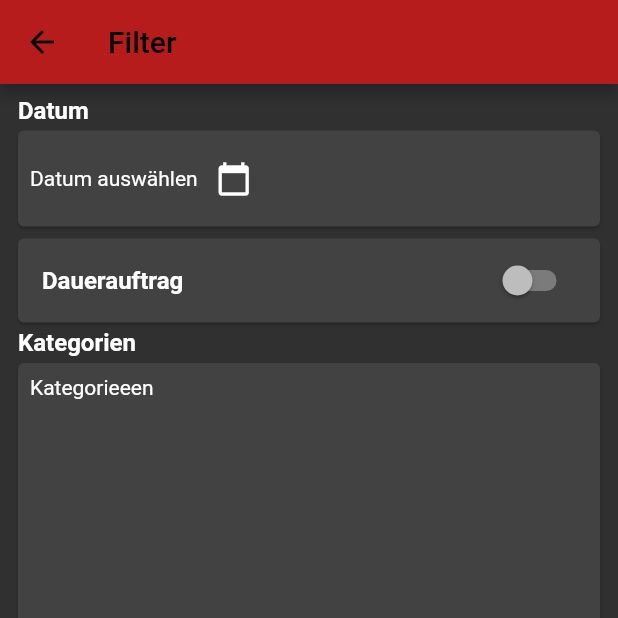
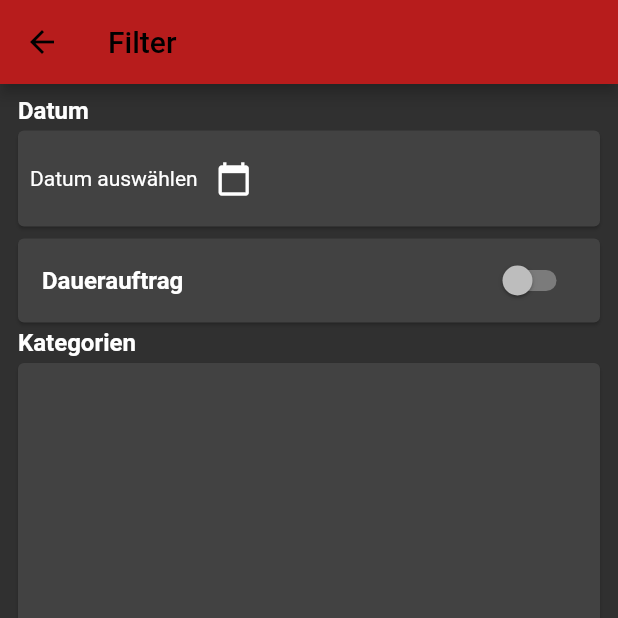
Before and after one commit to jennmei00/Haushaltsbuch, a Flutter app: the FilterManagementScreen screen opened directly, on a phone screen of 412 x 824 dp, the top half of it. Run offline on Flutter 3.47's test engine with Material 2 defaults, Android fonts, the phone set to English and light mode, and no system bars; our stand-ins replace shared_preferences, sqflite, validators; missing offline and left inert: flex_color_picker; accounts and stored records are empty.

Commit message:
category widget; multiple cat select in filter

```diff
--- a/lib/screens/management/filter_management_screen.dart
+++ b/lib/screens/management/filter_management_screen.dart
@@ -2,6 +2,7 @@ import 'package:flutter/material.dart';
 import 'package:haushaltsbuch/models/account.dart';
 import 'package:haushaltsbuch/models/all_data.dart';
 import 'package:haushaltsbuch/models/category.dart';
+import 'package:haushaltsbuch/widgets/category_item.dart';
 // import 'package:haushaltsbuch/models/all_data.dart';
 
 class FilterManagementScreen extends StatefulWidget {
@@ -30,8 +31,7 @@ class _FilterManagementScreenState extends State<FilterManagementScreen> {
       _filterDate = widget.filters[2] as DateTimeRange?;
       _filterSO = widget.filters[3] as bool;
 
-      if (_filterAccounts.length != 0)
-        _selectedAccounts = '';
+      if (_filterAccounts.length != 0) _selectedAccounts = '';
 
       _filterAccounts.forEach((e) {
         if (_filterAccounts.last == e)
@@ -150,9 +150,32 @@ class _FilterManagementScreenState extends State<FilterManagementScreen> {
                 child: Padding(
                   padding: const EdgeInsets.all(8.0),
                   child: Container(
-                    child: Text('Kategorieeen'),
                     width: double.infinity,
                     height: 300,
+                    //child: Text('Kategorieeen'),
+                    child: GridView.count(
+                      scrollDirection: Axis.vertical,
+                      childAspectRatio: MediaQuery.of(context).size.width /
+                          (MediaQuery.of(context).size.height / 1.5),
+                      padding: EdgeInsets.all(10),
+                      crossAxisCount: 3,
+                      crossAxisSpacing:
+                          MediaQuery.of(context).size.width * 0.04,
+                      mainAxisSpacing: 12,
+                      children: AllData.categories
+                          .map((item) => CategoryItem(
+                                categoryItem: item,
+                                selectedCatList: _filterCategories,
+                                multiSelection: true,
+                                onTapFunction: () => setState(() {
+                                  final isSelected = _filterCategories.contains(item);
+                                  isSelected
+                                    ? _filterCategories.remove(item)
+                                    : _filterCategories.add(item);
+                                 }),
+                              ))
+                          .toList(),
+                    ),
                   ),
                 ),
               ),
```
Also changed, not shown: lib/screens/posting/income_expenses_screen.dart (+76 -67 lines), lib/widgets/category_item.dart (added, +75 -0 lines).
